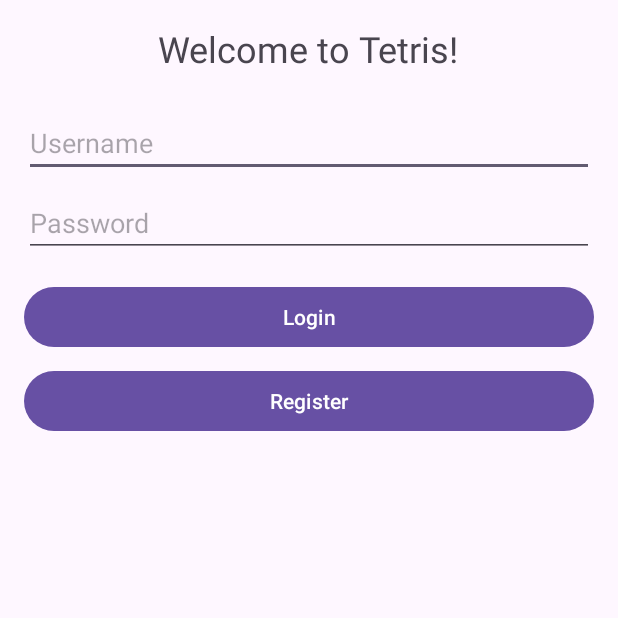
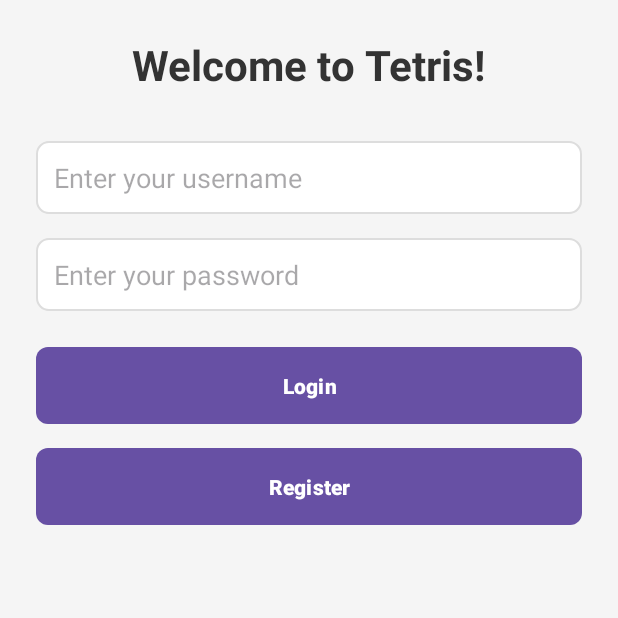
Before and after one commit to roki4/Kotlin-tetris, an Android app: the screen it shows after launch (MainActivity), on a phone screen of 412 x 824 dp, the top half of it. Run offline under Robolectric (Android 15) with nearby library versions, the phone set to English and light mode, and no system bars.

Commit message:
add new styles

```diff
--- /dev/null
+++ b/app/src/main/res/drawable/button_primary.xml
@@ -0,0 +1,4 @@
+<shape xmlns:android="http://schemas.android.com/apk/res/android">
+    <solid android:color="@color/buttonPrimaryColor" />
+    <corners android:radius="8dp" />
+</shape>
--- /dev/null
+++ b/app/src/main/res/drawable/button_secondary.xml
@@ -0,0 +1,4 @@
+<shape xmlns:android="http://schemas.android.com/apk/res/android">
+    <solid android:color="@color/buttonSecondaryColor" />
+    <corners android:radius="8dp" />
+</shape>
--- /dev/null
+++ b/app/src/main/res/drawable/input_background.xml
@@ -0,0 +1,5 @@
+<shape xmlns:android="http://schemas.android.com/apk/res/android">
+    <solid android:color="#FFFFFF" />
+    <corners android:radius="8dp" />
+    <stroke android:width="1dp" android:color="#DDDDDD" />
+</shape>
--- a/app/src/main/res/layout/activity_main.xml
+++ b/app/src/main/res/layout/activity_main.xml
@@ -3,42 +3,66 @@
     android:layout_width="match_parent"
     android:layout_height="match_parent"
     android:orientation="vertical"
-    android:padding="16dp">
+    android:padding="24dp"
+    android:background="@color/backgroundColor">
 
+    <!-- Заголовок -->
     <TextView
         android:layout_width="wrap_content"
         android:layout_height="wrap_content"
         android:text="Welcome to Tetris!"
-        android:textSize="24sp"
+        android:textSize="28sp"
+        android:textStyle="bold"
+        android:textColor="@color/primaryTextColor"
         android:gravity="center"
         android:layout_gravity="center_horizontal"
-        android:paddingBottom="24dp" />
+        android:paddingBottom="32dp" />
 
+    <!-- Поле ввода логина -->
     <EditText
         android:id="@+id/usernameEditText"
         android:layout_width="match_parent"
         android:layout_height="wrap_content"
-        android:hint="Username" />
+        android:hint="Enter your username"
+        android:hintTextColor="@color/hintColor"
+        android:textColor="@color/primaryTextColor"
+        android:background="@drawable/input_background"
+        android:padding="12dp"
+        android:layout_marginBottom="16dp" />
 
+    <!-- Поле ввода пароля -->
     <EditText
         android:id="@+id/passwordEditText"
         android:layout_width="match_parent"
         android:layout_height="wrap_content"
-        android:hint="Password"
+        android:hint="Enter your password"
         android:inputType="textPassword"
-        android:layout_marginTop="8dp" />
+        android:hintTextColor="@color/hintColor"
+        android:textColor="@color/primaryTextColor"
+        android:background="@drawable/input_background"
+        android:padding="12dp"
+        android:layout_marginBottom="24dp" />
 
+    <!-- Кнопка входа -->
     <Button
         android:id="@+id/loginButton"
         android:layout_width="match_parent"
         android:layout_height="wrap_content"
         android:text="Login"
-        android:layout_marginTop="16dp" />
+        android:textColor="@color/buttonTextColor"
+        android:background="@drawable/button_primary"
+        android:padding="12dp"
+        android:textStyle="bold"
+        android:layout_marginBottom="16dp" />
 
+    <!-- Кнопка регистрации -->
     <Button
         android:id="@+id/registerButton"
         android:layout_width="match_parent"
         android:layout_height="wrap_content"
         android:text="Register"
-        android:layout_marginTop="8dp" />
+        android:textColor="@color/buttonTextColor"
+        android:background="@drawable/button_secondary"
+        android:padding="12dp"
+        android:textStyle="bold" />
 </LinearLayout>
--- a/app/src/main/res/values/colors.xml
+++ b/app/src/main/res/values/colors.xml
@@ -2,4 +2,11 @@
 <resources>
     <color name="black">#FF000000</color>
     <color name="white">#FFFFFFFF</color>
+    <color name="backgroundColor">#F5F5F5</color>
+    <color name="primaryTextColor">#333333</color>
+    <color name="hintColor">#888888</color>
+    <color name="buttonTextColor">#FFFFFF</color>
+    <color name="buttonPrimaryColor">#6200EA</color>
+    <color name="buttonSecondaryColor">#03DAC5</color>
+
 </resources>
```
